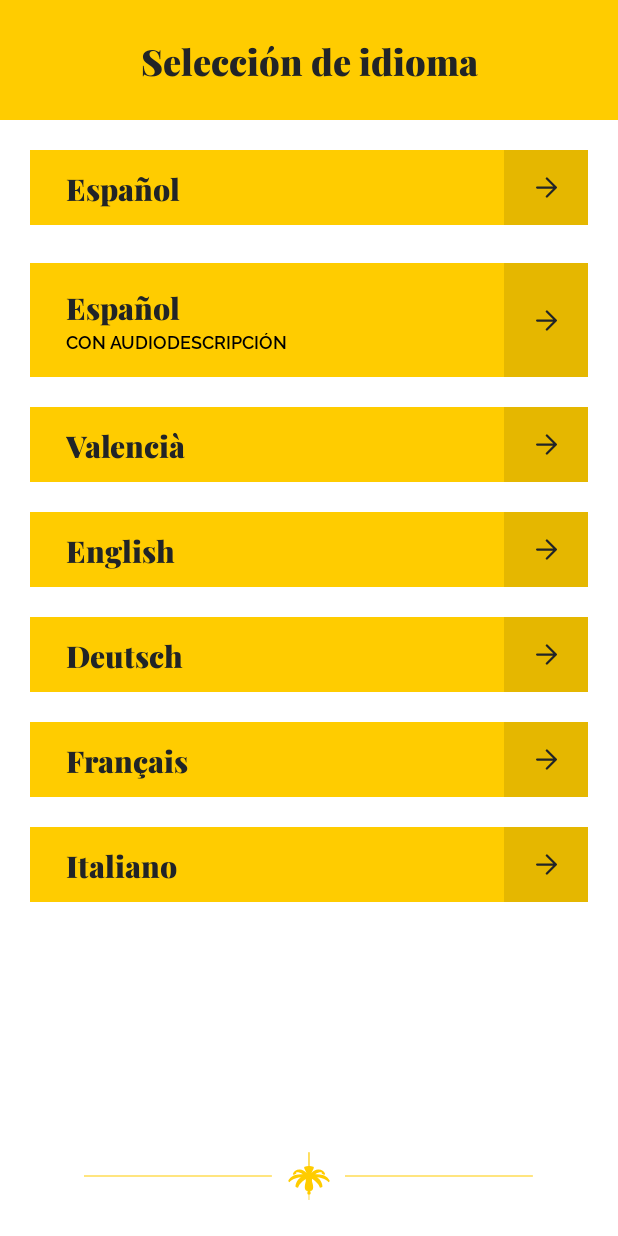
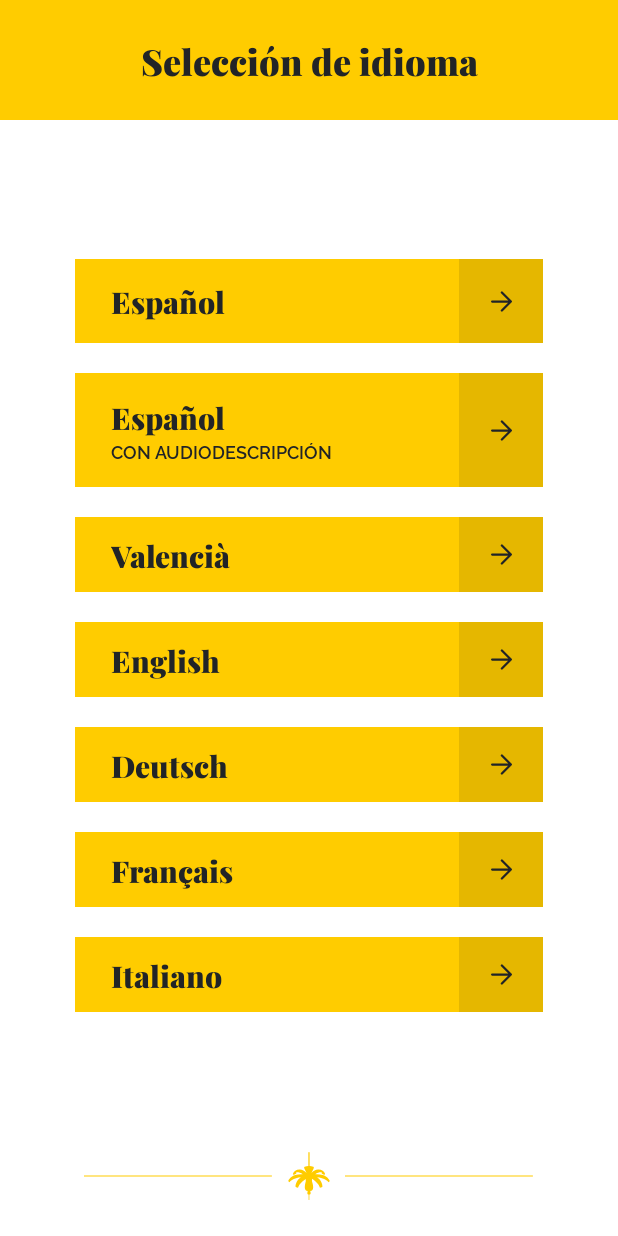
Before and after one commit to Forases/misteri_2022, an Android app: the screen it shows after launch (LangSettingActivity), on a phone screen of 412 x 824 dp. Run offline under Robolectric (Android 15) with nearby library versions, the phone set to English and light mode, and no system bars.

Commit message:
Primera subida con el visual del menú finalizado

```diff
--- a/app/src/main/AndroidManifest.xml
+++ b/app/src/main/AndroidManifest.xml
@@ -13,9 +13,6 @@
         android:supportsRtl="true"
         android:theme="@style/Theme.Misteri_2022"
         tools:targetApi="31" >
-        <activity
-            android:name=".PurchaseActivity"
-            android:exported="false" />
         <activity
             android:name=".infoList.InfoListActivity"
             android:exported="false" />
--- a/app/src/main/java/es/gorillapp/misteri_2022/LangSettingActivity.kt
+++ b/app/src/main/java/es/gorillapp/misteri_2022/LangSettingActivity.kt
@@ -13,9 +13,8 @@ import java.util.*
 class LangSettingActivity : AppCompatActivity() {
     override fun onCreate(savedInstanceState: Bundle?) {
         super.onCreate(savedInstanceState)
-
-        //Remove the title
-        requestWindowFeature(Window.FEATURE_NO_TITLE)
+        val window = this.window
+        window.statusBarColor = this.resources.getColor(R.color.misteri_yellow_2)
         setContentView(R.layout.lang_settings)
 
         //Lang = ca  Button onClick
@@ -61,10 +60,12 @@ class LangSettingActivity : AppCompatActivity() {
         }
     }
 
-    fun setDefaultLang(lang: String?) {
+    private fun setDefaultLang(lang: String?) {
         // In the app context
-        val locale = Locale(lang)
-        Locale.setDefault(locale)
+        val locale = lang?.let { Locale(it) }
+        if (locale != null) {
+            Locale.setDefault(locale)
+        }
         val config = Configuration()
         config.locale = locale
         applicationContext.applicationContext.resources.updateConfiguration(config, null)
@@ -73,7 +74,7 @@ class LangSettingActivity : AppCompatActivity() {
         val accountPref = getSharedPreferences(getString(R.string.sharedPreferences), MODE_PRIVATE)
         val editor = accountPref.edit()
         editor.putString(getString(R.string.lang), lang)
-        editor.commit()
+        editor.apply()
     }
 
     fun navigateToMenu() {
--- a/app/src/main/java/es/gorillapp/misteri_2022/infoList/InfoListActivity.kt
+++ b/app/src/main/java/es/gorillapp/misteri_2022/infoList/InfoListActivity.kt
@@ -11,6 +11,8 @@ import es.gorillapp.misteri_2022.data.infoList
 class InfoListActivity : AppCompatActivity() {
     override fun onCreate(savedInstanceState: Bundle?) {
         super.onCreate(savedInstanceState)
+        val window = this.window
+        window.statusBarColor = this.resources.getColor(R.color.misteri_yellow_2)
         setContentView(R.layout.activity_info_list)
 
         val infoItemsList = infoList(this.resources)
--- a/app/src/main/res/layout/lang_settings.xml
+++ b/app/src/main/res/layout/lang_settings.xml
@@ -28,29 +28,30 @@
             android:layout_width="match_parent"
             android:layout_height="match_parent"
             android:layout_gravity="center_vertical|center_horizontal"
-            android:orientation="vertical">
+            android:orientation="vertical"
+            android:gravity="center">
+
             <LinearLayout
                 android:id="@+id/es_layout"
                 style="@style/language_button"
-                android:layout_width="match_parent"
+                android:layout_width="wrap_content"
                 android:layout_height="wrap_content"
                 android:layout_alignParentTop="true"
-                android:layout_marginTop="20dp"
-                android:layout_marginBottom="15dp"
-                android:orientation="horizontal">
+                android:orientation="horizontal"
+                android:layout_centerHorizontal="true">
 
                 <TextView
                     style="@style/btn_menu_text.title"
-                    android:layout_width="316dp"
+                    android:layout_width="256dp"
                     android:layout_height="match_parent"
-                    android:text="@string/es_button"
                     android:gravity="center_vertical"
-                    android:paddingStart="24dp"/>
+                    android:paddingStart="24dp"
+                    android:text="@string/es_button" />
 
                 <ImageView
                     android:id="@+id/es"
                     android:layout_width="56dp"
-                    android:layout_height="50dp"
+                    android:layout_height="56dp"
                     android:background="@color/misteri_yellow_2"
                     android:scaleType="center"
                     android:src="@drawable/ic_vector_right" />
@@ -59,35 +60,36 @@
             <LinearLayout
                 android:id="@+id/ca_audio_layout"
                 style="@style/language_button"
-                android:layout_width="match_parent"
+                android:layout_width="wrap_content"
                 android:layout_height="wrap_content"
                 android:layout_below="@+id/es_layout"
+                android:layout_centerHorizontal="true"
                 android:layout_marginTop="10dp"
                 android:orientation="horizontal">
 
                 <LinearLayout
                     android:layout_width="wrap_content"
                     android:layout_height="wrap_content"
-                    android:orientation="vertical"
-                    android:layout_gravity="center">
+                    android:layout_gravity="center"
+                    android:orientation="vertical">
 
                     <TextView
                         style="@style/btn_menu_text.title"
-                        android:layout_width="316dp"
+                        android:layout_width="256dp"
                         android:layout_height="match_parent"
-                        android:text="@string/es_button"
                         android:gravity="center_vertical"
-                        android:paddingStart="24dp"/>
+                        android:paddingStart="24dp"
+                        android:text="@string/es_button" />
+
                     <TextView
                         android:id="@+id/ca_audio"
                         style="@style/btn_menu_text.subtitle"
-                        android:layout_width="316dp"
+                        android:layout_width="256dp"
                         android:layout_height="match_parent"
                         android:gravity="center_vertical"
                         android:paddingStart="24dp"
-                        android:text="CON AUDIODESCRIPCIÓN"/>
+                        android:text="CON AUDIODESCRIPCIÓN" />
                 </LinearLayout>
-
 
 
                 <ImageView
@@ -101,15 +103,16 @@
             <LinearLayout
                 android:id="@+id/ca_layout"
                 style="@style/language_button"
-                android:layout_width="match_parent"
+                android:layout_width="wrap_content"
                 android:layout_height="wrap_content"
                 android:layout_below="@+id/ca_audio_layout"
                 android:layout_marginTop="10dp"
-                android:orientation="horizontal">
+                android:orientation="horizontal"
+                android:layout_centerHorizontal="true">
 
                 <TextView
                     style="@style/btn_menu_text.title"
-                    android:layout_width="316dp"
+                    android:layout_width="256dp"
                     android:layout_height="match_parent"
                     android:text="@string/ca_button"
                     android:gravity="center_vertical"
@@ -128,15 +131,16 @@
             <LinearLayout
                 android:id="@+id/en_layout"
                 style="@style/language_button"
-                android:layout_width="match_parent"
+                android:layout_width="wrap_content"
                 android:layout_height="wrap_content"
                 android:layout_below="@+id/ca_layout"
                 android:layout_marginTop="10dp"
-                android:orientation="horizontal">
+                android:orientation="horizontal"
+                android:layout_centerHorizontal="true">
 
                 <TextView
                     style="@style/btn_menu_text.title"
-                    android:layout_width="316dp"
+                    android:layout_width="256dp"
                     android:layout_height="match_parent"
                     android:text="@string/en_button"
                     android:gravity="center_vertical"
@@ -154,7 +158,7 @@
             <LinearLayout
                 android:id="@+id/de_layout"
                 style="@style/language_button"
-                android:layout_width="match_parent"
+                android:layout_width="wrap_content"
                 android:layout_height="wrap_content"
                 android:layout_below="@+id/en_layout"
                 android:layout_marginTop="10dp"
@@ -162,7 +166,7 @@
 
                 <TextView
                     style="@style/btn_menu_text.title"
-                    android:layout_width="316dp"
+                    android:layout_width="256dp"
                     android:layout_height="match_parent"
                     android:text="@string/de_button"
                     android:gravity="center_vertical"
@@ -180,7 +184,7 @@
             <LinearLayout
                 android:id="@+id/fr_layout"
                 style="@style/language_button"
-                android:layout_width="match_parent"
+                android:layout_width="wrap_content"
                 android:layout_height="wrap_content"
                 android:layout_below="@+id/de_layout"
                 android:layout_marginTop="10dp"
@@ -188,7 +192,7 @@
 
                 <TextView
                     style="@style/btn_menu_text.title"
-                    android:layout_width="316dp"
+                    android:layout_width="256dp"
                     android:layout_height="match_parent"
                     android:text="@string/fr_button"
                     android:gravity="center_vertical"
@@ -206,7 +210,7 @@
             <LinearLayout
                 android:id="@+id/it_layout"
                 style="@style/language_button"
-                android:layout_width="match_parent"
+                android:layout_width="wrap_content"
                 android:layout_height="wrap_content"
                 android:layout_below="@+id/fr_layout"
                 android:layout_marginTop="10dp"
@@ -214,7 +218,7 @@
 
                 <TextView
                     style="@style/btn_menu_text.title"
-                    android:layout_width="316dp"
+                    android:layout_width="256dp"
                     android:layout_height="match_parent"
                     android:text="@string/it_button"
                     android:gravity="center_vertical"
--- a/app/src/main/res/layout/menu.xml
+++ b/app/src/main/res/layout/menu.xml
@@ -208,7 +208,7 @@
                     style="@style/btn_menu_text.title"
                     android:layout_width="fill_parent"
                     android:layout_height="wrap_content"
-                    android:text="Información y Créditos" />
+                    android:text="Créditos" />
             </LinearLayout>
 
         </LinearLayout>
--- a/app/src/main/res/values-mdpi/styles.xml
+++ b/app/src/main/res/values-mdpi/styles.xml
@@ -19,6 +19,10 @@
     <style name="btn_menu">
         <item name="android:background">#910101</item>
         <item name="android:padding">8dp</item>
+    </style>
+
+    <style name="statusbar">
+        <item name="android:background">@color/misteri_yellow</item>
     </style>
 
     <style name="btn_menu.lang">
@@ -48,12 +52,18 @@
     </style>
     <style name="btn_menu_text.subtitle">
         <item name="android:textSize">12sp</item>
-        <item name="android:textColor">@color/black</item>
+        <item name="android:textColor">@color/misteri_black</item>
         <item name="android:fontFamily">@font/raleway_semibold</item>
     </style>
     <style name="titlebar">
         <item name="android:background">@color/misteri_yellow</item>
         <item name="android:textColor">@color/misteri_black</item>
+        <item name="fontFamily">@font/playfairdisplay_black</item>
+        <item name="android:textSize">24sp</item>
+    </style>
+    <style name="ticketsbar">
+        <item name="android:background">@color/misteri_black</item>
+        <item name="android:textColor">@color/misteri_yellow</item>
         <item name="fontFamily">@font/playfairdisplay_black</item>
         <item name="android:textSize">24sp</item>
     </style>
@@ -63,9 +73,10 @@
         <item name="fontFamily">@font/playfairdisplay_black</item>
         <item name="android:layout_marginTop">10dp</item>
         <item name="android:layout_marginBottom">10dp</item>
-        <item name="android:layout_marginLeft">20dp</item>
-        <item name="android:layout_marginRight">20dp</item>
+        <item name="android:layout_marginLeft">24dp</item>
+        <item name="android:layout_marginRight">24dp</item>
         <item name="android:textSize">24sp</item>
+        <item name="android:layout_centerHorizontal">true</item>
     </style>
     <style name="subtitlebar">
         <item name="android:background">#470400</item>
@@ -84,14 +95,28 @@
         <item name="android:textColor">#690011</item>
         <item name="android:textSize">22sp</item>
     </style>
+
+    <style name="creditTitle">
+        <item name="android:textSize">16sp</item>
+        <item name="android:textColor">@color/misteri_black</item>
+        <item name="android:fontFamily">@font/raleway_semibold</item>
+    </style>
+
+    <style name="creditText">
+        <item name="android:textSize">14sp</item>
+        <item name="android:textColor">@color/misteri_black</item>
+        <item name="android:fontFamily">@font/raleway_light</item>
+    </style>
+
+
     <style name="liveOriginalText">
         <item name="android:background">#D8D8D8</item>
         <item name="android:gravity">center_vertical|center_horizontal</item>
         <item name="android:paddingRight">3dp</item>
         <item name="android:paddingLeft">3dp</item>
         <item name="android:textSize">16sp</item>
+    </style>
 
-    </style>
      <style name="liveTranslationText">
         <item name="android:textColor">@android:color/black</item>
         <item name="android:gravity">center_vertical|center_horizontal</item>
```
Also changed, not shown: app/src/main/java/es/gorillapp/misteri_2022/BuyTicketsActivity.kt (+30 -0 lines), app/src/main/java/es/gorillapp/misteri_2022/CreditsActivity.kt (+16 -1 lines), app/src/main/java/es/gorillapp/misteri_2022/MenuActivity.kt (+12 -7 lines), app/src/main/res/drawable/ic_back_button.xml (added, +13 -0 lines), app/src/main/res/drawable/ic_cancel_button.xml (added, +13 -0 lines), app/src/main/res/layout/activity_credits.xml (added, +217 -0 lines), app/src/main/res/layout/activity_info_list.xml (+22 -4 lines), app/src/main/res/layout/buy_tickets.xml (+57 -9 lines), app/src/main/res/layout/credits.xml (deleted, +0 -9 lines), app/src/main/res/values/strings.xml (+16 -13 lines).
